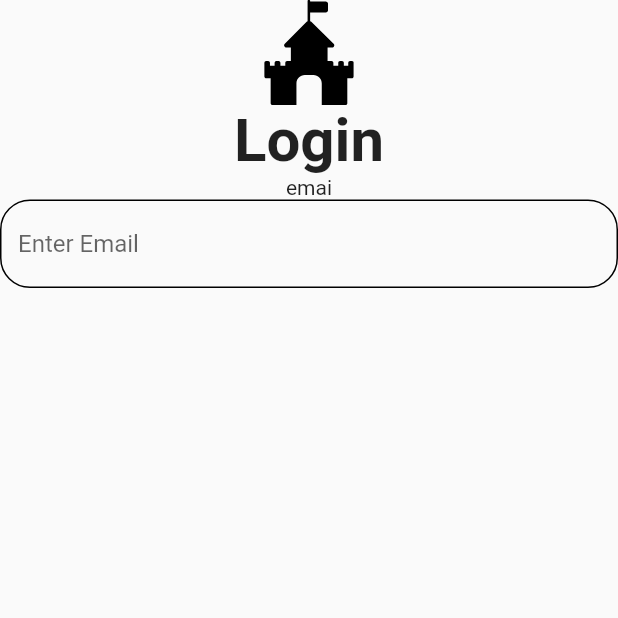
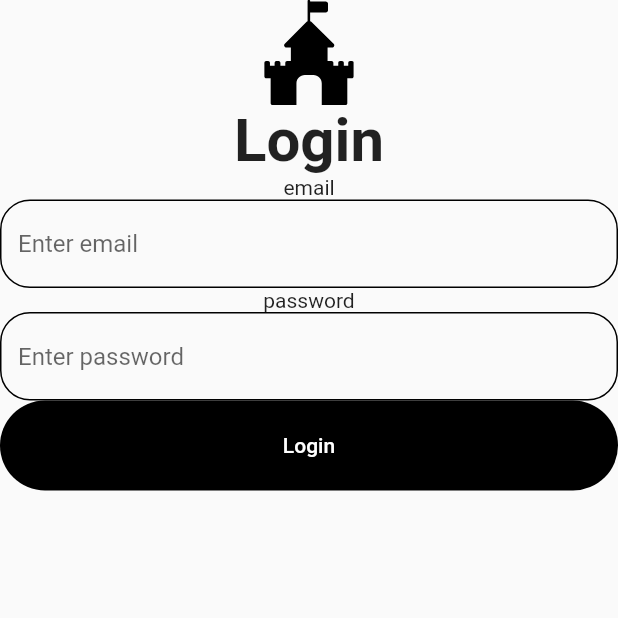
Before and after one commit to yuhyunkimm/Flutter_loginApp, a Flutter app: the screen it shows after launch, on a phone screen of 412 x 824 dp, the top half of it. Run offline on Flutter 3.47's test engine with Material 2 defaults, Android fonts, the phone set to English and light mode, and no system bars; our stand-ins replace flutter_svg.

Commit message:
유효성 검사

```diff
--- a/lib/components/custom_text_form_field.dart
+++ b/lib/components/custom_text_form_field.dart
@@ -2,15 +2,23 @@ import 'package:flutter/material.dart';
 import 'package:flutter_login/components/my_input_decoration.dart';
 
 class CustomTextFormField extends StatelessWidget {
-  const CustomTextFormField({Key? key}) : super(key: key);
+
+  final title;
+  final bool isObscure; // 선택적 매개변수는 타입을 붙혀주자(시그니처말곤 타입을 붙혀주자)
+
+  const CustomTextFormField(this.title, {this.isObscure = false, Key? key}) : super(key: key);
 
   @override
   Widget build(BuildContext context) {
     return Column(
       children: [
-        Text("emai"),
+        Text(title),
         TextFormField(
-          decoration: MyInputDecoration("Enter Email"),
+          onChanged: (text){
+            print(text);
+          },
+          obscureText: isObscure,
+          decoration: MyInputDecoration("Enter $title"),
         ),
       ],
     );
--- a/lib/main.dart
+++ b/lib/main.dart
@@ -14,6 +14,19 @@ class MyApp extends StatelessWidget {
   @override
   Widget build(BuildContext context) {
     return MaterialApp(
+      theme: ThemeData(
+        textButtonTheme: TextButtonThemeData(
+          // 커스텀 하고 싶을 때 styleFrom
+          style: TextButton.styleFrom(
+            backgroundColor: Colors.black,
+            foregroundColor: Colors.white,
+            shape: RoundedRectangleBorder(
+              borderRadius: BorderRadius.circular(30),
+            ),
+            minimumSize: Size(double.infinity, 60),
+          ),
+        ),
+      ),
       debugShowCheckedModeBanner: false,
       initialRoute: "/login",
       routes: {
@@ -23,8 +36,12 @@ class MyApp extends StatelessWidget {
     );
   }
 }
+
 class LoginPage extends StatelessWidget {
-  const LoginPage({Key? key}) : super(key: key);
+  // 1. GlobalKey를 만든다.
+  final _formKey = GlobalKey<FormState>();
+
+  LoginPage({Key? key}) : super(key: key);
 
   @override
   Widget build(BuildContext context) {
@@ -32,7 +49,23 @@ class LoginPage extends StatelessWidget {
       body: ListView(
         children: [
           Logo("Login"),
-          CustomTextFormField(),
+          Form(
+            // 2. GlobalKey를 연결한다.
+            key: _formKey,
+            child: Column(
+              children: [
+                CustomTextFormField("email"),
+                CustomTextFormField("password", isObscure: true),
+                TextButton(
+                    onPressed: () {
+                      // push :첫번째 장 위에 화면을 위에 얹어짐
+                      // pop : 제일 위에 장(화면)을 가져오는 것
+                      Navigator.pushNamed(context, "/home");
+                    },
+                    child: Text("Login")),
+              ],
+            ),
+          ),
         ],
       ),
     );
@@ -45,7 +78,9 @@ class HomePage extends StatelessWidget {
   @override
   Widget build(BuildContext context) {
     return Scaffold(
-      body: Container(color: Colors.red,),
+      body: Container(
+        color: Colors.red,
+      ),
     );
   }
 }
```
